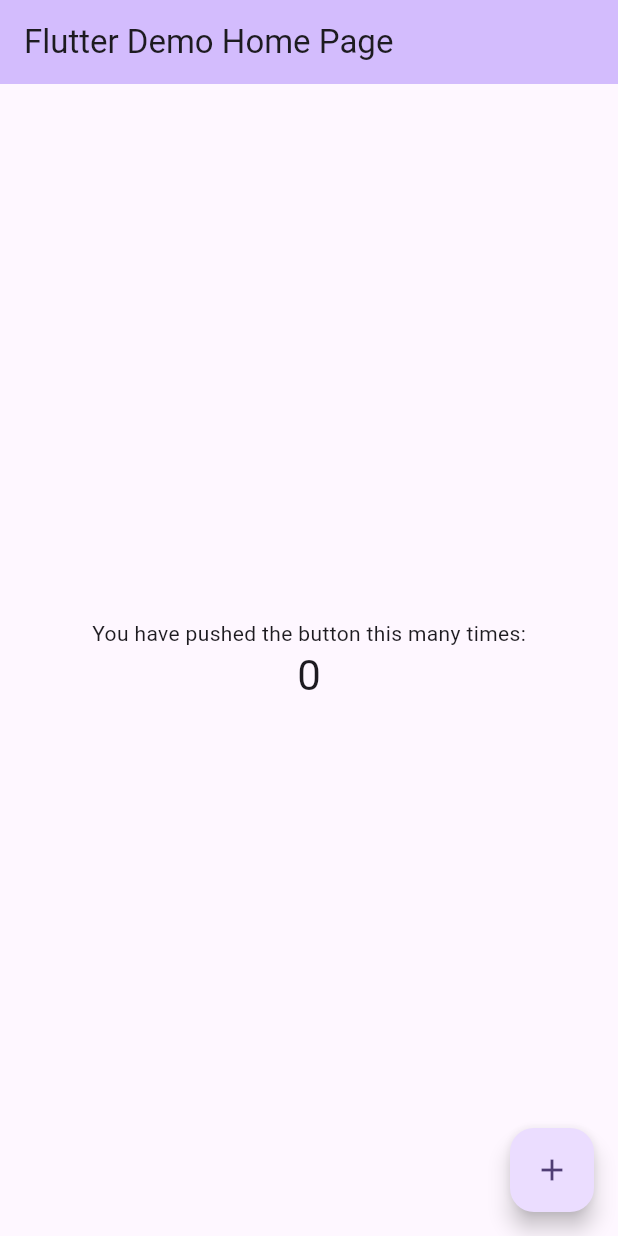
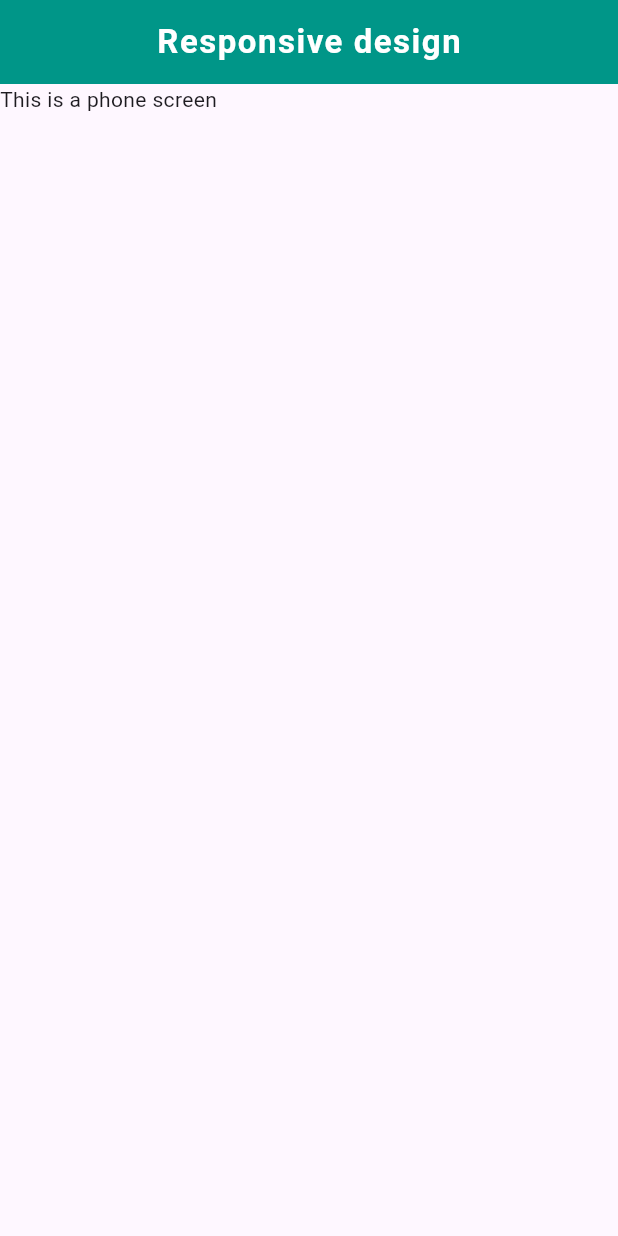
Before and after one commit to mdrahib46/Batch7-IntroProject, a Flutter app: the screen it shows after launch, on a phone screen of 412 x 824 dp. Run offline on Flutter 3.47's test engine with Material 3 defaults, Android fonts, the phone set to English and light mode, and no system bars; our stand-ins replace device_preview.

Commit message:
Added Device Preview Package and integrate layoutBuilder widget

```diff
--- /dev/null
+++ b/devtools_options.yaml
@@ -0,0 +1,3 @@
+description: This file stores settings for Dart & Flutter DevTools.
+documentation: https://docs.flutter.dev/tools/devtools/extensions#configure-extension-enablement-states
+extensions:
--- a/lib/main.dart
+++ b/lib/main.dart
@@ -1,125 +1,90 @@
+import 'package:device_preview/device_preview.dart';
 import 'package:flutter/material.dart';
 
 void main() {
-  runApp(const MyApp());
+
+  runApp(DevicePreview(
+      enabled: true,
+      builder: (context)=> const MyApp()));
 }
 
 class MyApp extends StatelessWidget {
   const MyApp({super.key});
 
-  // This widget is the root of your application.
   @override
   Widget build(BuildContext context) {
     return MaterialApp(
-      title: 'Flutter Demo',
-      theme: ThemeData(
-        // This is the theme of your application.
-        //
-        // TRY THIS: Try running your application with "flutter run". You'll see
-        // the application has a purple toolbar. Then, without quitting the app,
-        // try changing the seedColor in the colorScheme below to Colors.green
-        // and then invoke "hot reload" (save your changes or press the "hot
-        // reload" button in a Flutter-supported IDE, or press "r" if you used
-        // the command line to start the app).
-        //
-        // Notice that the counter didn't reset back to zero; the application
-        // state is not lost during the reload. To reset the state, use hot
-        // restart instead.
-        //
-        // This works for code too, not just values: Most code changes can be
-        // tested with just a hot reload.
-        colorScheme: ColorScheme.fromSeed(seedColor: Colors.deepPurple),
-        useMaterial3: true,
-      ),
-      home: const MyHomePage(title: 'Flutter Demo Home Page'),
+      useInheritedMediaQuery: true,
+      locale: DevicePreview.locale(context),
+      builder: DevicePreview.appBuilder,
+      theme: ThemeData.light(),
+      darkTheme: ThemeData.dark(),
+      home: HomePage(),
     );
   }
 }
 
-class MyHomePage extends StatefulWidget {
-  const MyHomePage({super.key, required this.title});
 
-  // This widget is the home page of your application. It is stateful, meaning
-  // that it has a State object (defined below) that contains fields that affect
-  // how it looks.
-
-  // This class is the configuration for the state. It holds the values (in this
-  // case the title) provided by the parent (in this case the App widget) and
-  // used by the build method of the State. Fields in a Widget subclass are
-  // always marked "final".
-
-  final String title;
-
-  @override
-  State<MyHomePage> createState() => _MyHomePageState();
-}
-
-class _MyHomePageState extends State<MyHomePage> {
-  int _counter = 0;
-
-  void _incrementCounter() {
-    setState(() {
-      // This call to setState tells the Flutter framework that something has
-      // changed in this State, which causes it to rerun the build method below
-      // so that the display can reflect the updated values. If we changed
-      // _counter without calling setState(), then the build method would not be
-      // called again, and so nothing would appear to happen.
-      _counter++;
-    });
-  }
+class HomePage extends StatelessWidget {
+  const HomePage({super.key});
 
   @override
   Widget build(BuildContext context) {
-    // This method is rerun every time setState is called, for instance as done
-    // by the _incrementCounter method above.
-    //
-    // The Flutter framework has been optimized to make rerunning build methods
-    // fast, so that you can just rebuild anything that needs updating rather
-    // than having to individually change instances of widgets.
     return Scaffold(
-      appBar: AppBar(
-        // TRY THIS: Try changing the color here to a specific color (to
-        // Colors.amber, perhaps?) and trigger a hot reload to see the AppBar
-        // change color while the other colors stay the same.
-        backgroundColor: Theme.of(context).colorScheme.inversePrimary,
-        // Here we take the value from the MyHomePage object that was created by
-        // the App.build method, and use it to set our appbar title.
-        title: Text(widget.title),
-      ),
-      body: Center(
-        // Center is a layout widget. It takes a single child and positions it
-        // in the middle of the parent.
-        child: Column(
-          // Column is also a layout widget. It takes a list of children and
-          // arranges them vertically. By default, it sizes itself to fit its
-          // children horizontally, and tries to be as tall as its parent.
-          //
-          // Column has various properties to control how it sizes itself and
-          // how it positions its children. Here we use mainAxisAlignment to
-          // center the children vertically; the main axis here is the vertical
-          // axis because Columns are vertical (the cross axis would be
-          // horizontal).
-          //
-          // TRY THIS: Invoke "debug painting" (choose the "Toggle Debug Paint"
-          // action in the IDE, or press "p" in the console), to see the
-          // wireframe for each widget.
-          mainAxisAlignment: MainAxisAlignment.center,
-          children: <Widget>[
-            const Text(
-              'You have pushed the button this many times:',
+        appBar: AppBar(
+          centerTitle: true,
+          title: const Text(
+            'Responsive design',
+            style: TextStyle(
+              color: Colors.white,
+              letterSpacing: 1,
+              fontWeight: FontWeight.bold,
             ),
-            Text(
-              '$_counter',
-              style: Theme.of(context).textTheme.headlineMedium,
-            ),
-          ],
+          ),
+          backgroundColor: Colors.teal,
         ),
-      ),
-      floatingActionButton: FloatingActionButton(
-        onPressed: _incrementCounter,
-        tooltip: 'Increment',
-        child: const Icon(Icons.add),
-      ), // This trailing comma makes auto-formatting nicer for build methods.
+
+        // Responsive Design by Orientation Builder
+        // body: OrientationBuilder(
+        //   builder: (context, Orientation orientation) {
+        //     print(orientation);
+        //     if(orientation == Orientation.portrait){
+        //       return const SafeArea(
+        //           child: Wrap(
+        //             alignment: WrapAlignment.center,
+        //             children: [
+        //               Text("datasf dfafsadfa"),
+        //               Text("datas dfasdfa"),
+        //               Text("daasd fasdfta"),
+        //               Text("daas dfasta"),
+        //               Text("daasd fasta"),
+        //               Text("datdf dfasdfasa"),
+        //               Text("asdfa sdf"),
+        //             ],
+        //           ));
+        //     }
+        //     return const Center(
+        //         child: Wrap(
+        //           alignment: WrapAlignment.center,
+        //       children: [
+        //         Text('To big Screen')
+        //       ],
+        //     ));
+        //   }
+        // ),
+        body: LayoutBuilder(builder: (context, BoxConstraints constraints){
+
+          if(constraints.maxWidth < 640){
+            return Text('This is a phone screen');
+          }
+          else if(constraints.maxWidth >640 && constraints.maxWidth < 1008){
+            return Text('This ia a Teblet Screen');
+          }
+          else{
+            return Center(child: Text('This is a Desktop screen'));
+          }
+        })
+
     );
   }
 }
--- a/pubspec.yaml
+++ b/pubspec.yaml
@@ -35,6 +35,7 @@ dependencies:
   # The following adds the Cupertino Icons font to your application.
   # Use with the CupertinoIcons class for iOS style icons.
   cupertino_icons: ^1.0.8
+  device_preview: ^1.2.0
 
 dev_dependencies:
   flutter_test:
```
Also changed, not shown: pubspec.lock, 2 other files.
